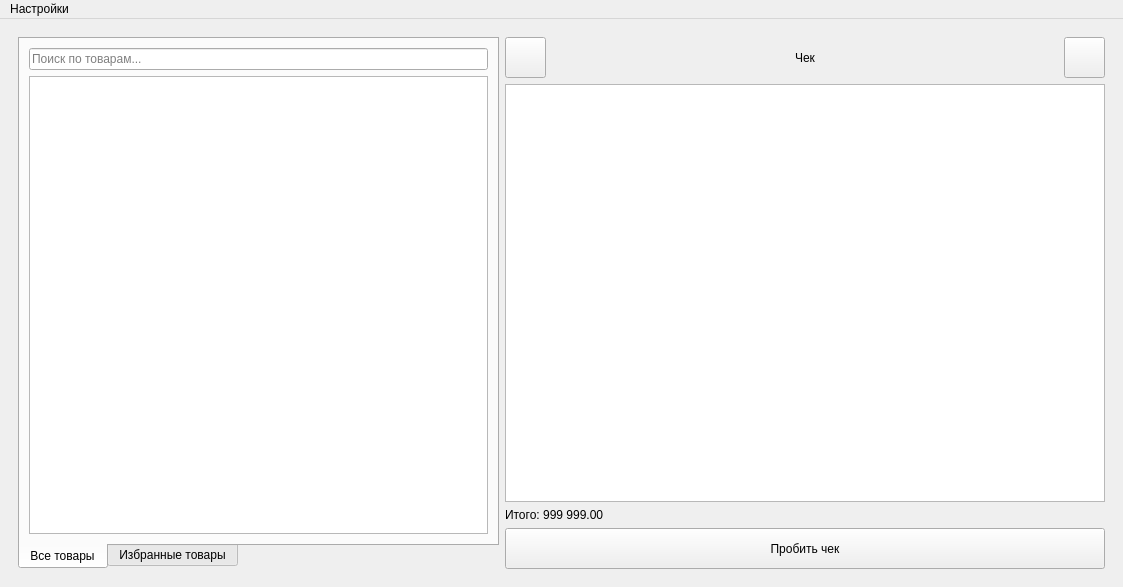
Before: the Qt Designer form ui/design.ui in CralixRaev/qtCashier, drawn with Qt 5.
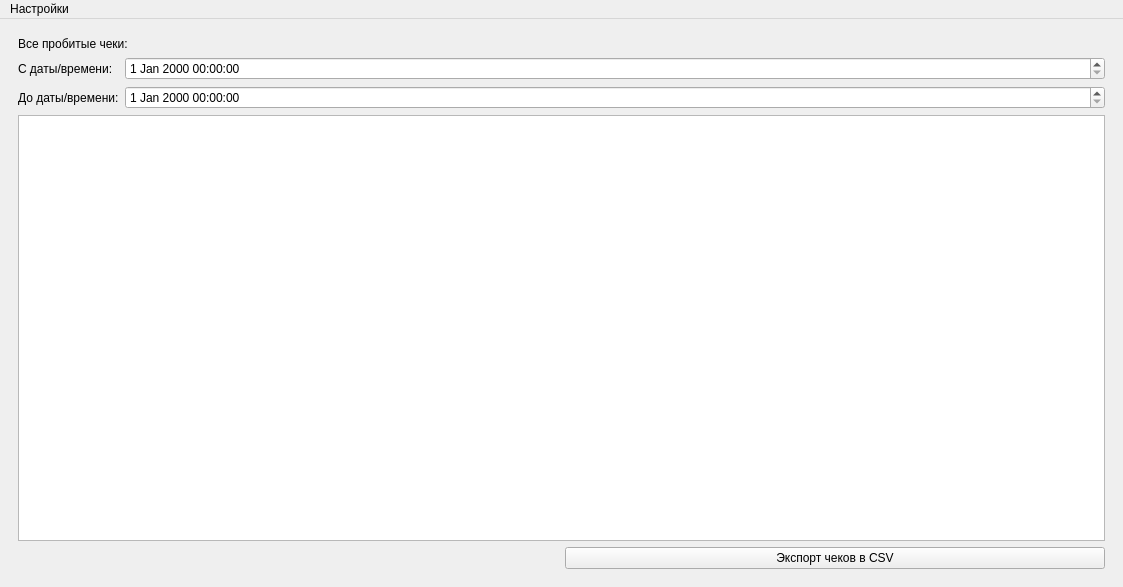
After: the same form once the commit is applied. The open tabs and pages were chosen to show the change. Icons and pictures are not drawn.

Patch:
```diff
--- a/ui/design.ui
+++ b/ui/design.ui
@@ -391,8 +391,57 @@
           </property>
          </widget>
         </item>
-        <item row="1" column="0" colspan="3">
-         <widget class="QListWidget" name="productManageList"/>
+        <item row="0" column="1">
+         <widget class="QPushButton" name="productManageBack">
+          <property name="text">
+           <string>Назад</string>
+          </property>
+         </widget>
+        </item>
+       </layout>
+      </widget>
+      <widget class="QWidget" name="receiptListPage">
+       <layout class="QGridLayout" name="gridLayout_4">
+        <item row="3" column="0" colspan="2">
+         <widget class="QListWidget" name="listWidget"/>
+        </item>
+        <item row="4" column="1">
+         <widget class="QPushButton" name="pushButton">
+          <property name="text">
+           <string>Экспорт чеков в CSV</string>
+          </property>
+         </widget>
+        </item>
+        <item row="0" column="0">
+         <widget class="QLabel" name="label_2">
+          <property name="text">
+           <string>Все пробитые чеки:</string>
+          </property>
+         </widget>
+        </item>
+        <item row="1" column="0" colspan="2">
+         <layout class="QFormLayout" name="formLayout">
+          <item row="0" column="1">
+           <widget class="QDateTimeEdit" name="dateTimeEdit"/>
+          </item>
+          <item row="1" column="1">
+           <widget class="QDateTimeEdit" name="dateTimeEdit_2"/>
+          </item>
+          <item row="0" column="0">
+           <widget class="QLabel" name="label_3">
+            <property name="text">
+             <string>С даты/времени:</string>
+            </property>
+           </widget>
+          </item>
+          <item row="1" column="0">
+           <widget class="QLabel" name="label_4">
+            <property name="text">
+             <string>До даты/времени:</string>
+            </property>
+           </widget>
+          </item>
+         </layout>
         </item>
        </layout>
       </widget>
```
Left out of the diff: 17 changed lines with no effect on the pictures.
